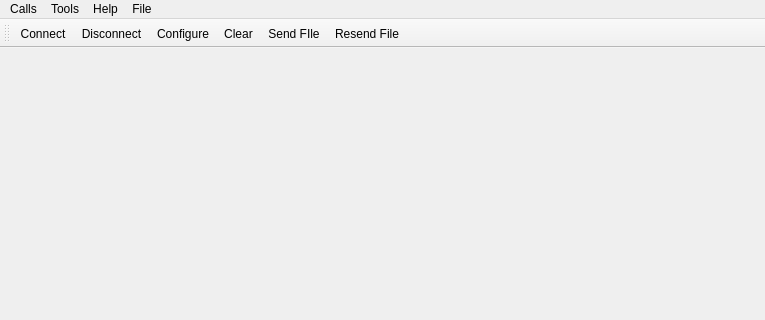
Above: mainwindow.ui from David-Kahana/Terminal before the change; both pictures show x 0 to 765 and y 0 to 320 of the 765 by 539 pixel window. Below: the same form after it.
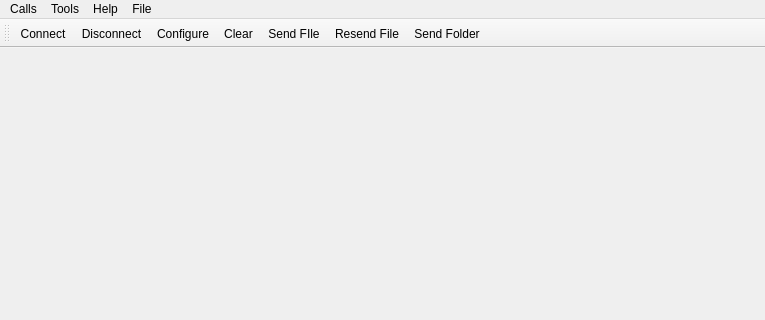
That is the form after the change. Icons and pictures are not drawn.

Commit message: started adding sending all images form folder

Patch:
```diff
--- a/mainwindow.ui
+++ b/mainwindow.ui
@@ -83,6 +83,7 @@
    <addaction name="actionClear"/>
    <addaction name="actionSend_FIle"/>
    <addaction name="actionResend_File"/>
+   <addaction name="actionSendFolder"/>
   </widget>
   <widget class="QStatusBar" name="statusBar"/>
   <action name="actionAbout">
@@ -191,6 +192,15 @@
     <string>Resend File</string>
    </property>
   </action>
+  <action name="actionSendFolder">
+   <property name="icon">
+    <iconset resource="terminal.qrc">
+     <normaloff>:/images/folder.png</normaloff>:/images/folder.png</iconset>
+   </property>
+   <property name="text">
+    <string>Send Folder</string>
+   </property>
+  </action>
  </widget>
  <layoutdefault spacing="6" margin="11"/>
  <resources>
```
Left out of the diff: 1 changed line with no effect on the pictures. The commit also changes 10 other files.
